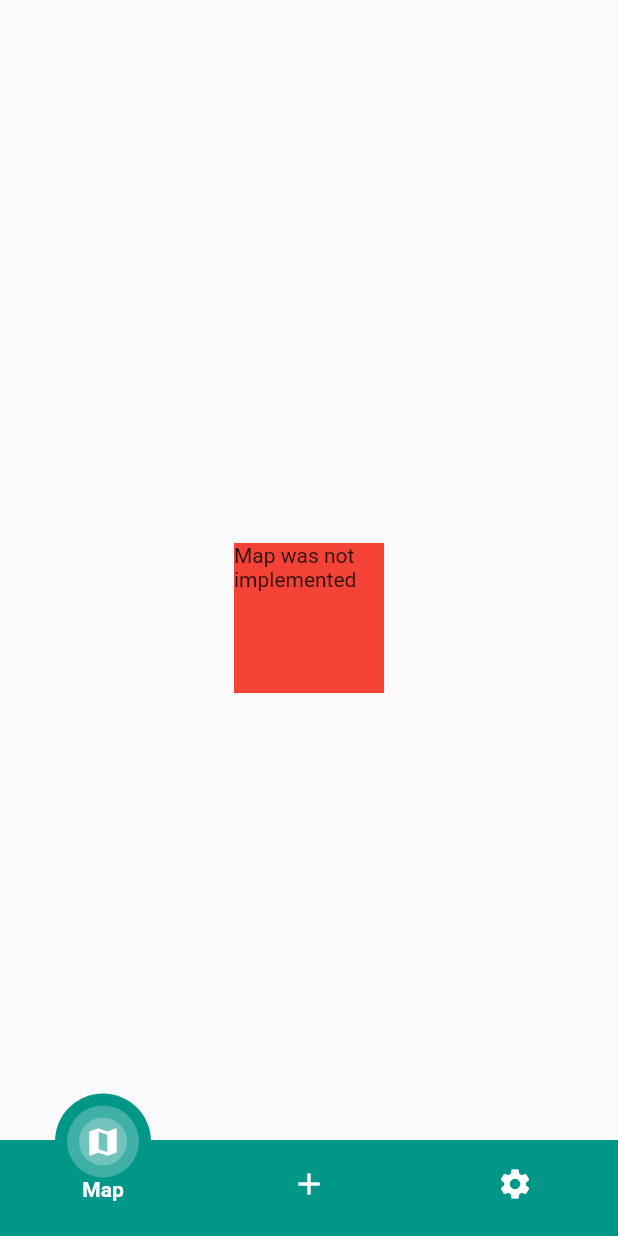
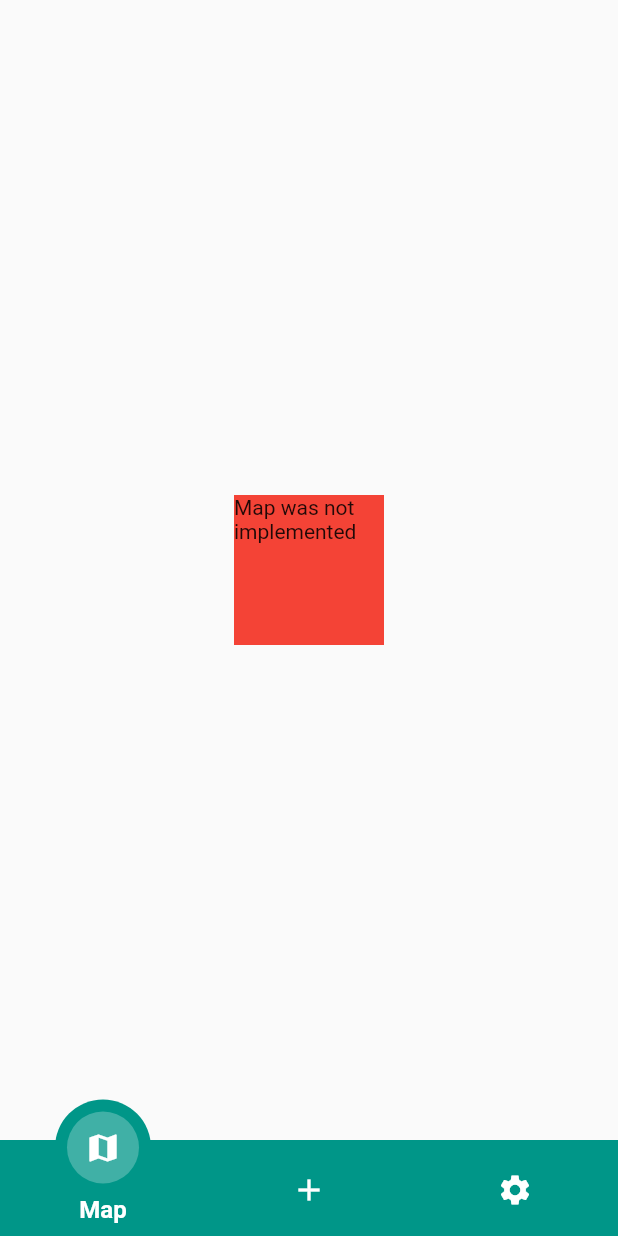
Before and after one commit to aspirity-inc/stolby-flutter, a Flutter app: the screen it shows after launch, on a phone screen of 412 x 824 dp. Run offline on Flutter 3.47's test engine with Material 2 defaults, Android fonts, the phone set to English and light mode, and no system bars; our stand-ins replace auto_route; generated files the repository leaves out were written again.

Commit message:
KS-89/bottom navigation bar

```diff
--- a/lib/presentation/main_page/main_page.dart
+++ b/lib/presentation/main_page/main_page.dart
@@ -6,10 +6,16 @@ class MainPage extends StatelessWidget {
   @override
   Widget build(BuildContext context) {
     return Scaffold(
+      backgroundColor: Color(0xFF009688),
       body: Stack(
         fit: StackFit.expand,
         children: [
-          const AutoRouter(),
+          Padding(
+            padding: const EdgeInsets.only(bottom: 64.0),
+            child: SafeArea(
+              child: const AutoRouter(),
+            ),
+          ),
           Positioned(
             bottom: 0,
             left: 0,
--- a/lib/presentation/main_page/widgets/app_bottom_navigation_bar_item.dart
+++ b/lib/presentation/main_page/widgets/app_bottom_navigation_bar_item.dart
@@ -1,98 +1,65 @@
 import 'package:flutter/material.dart';
 
 class AppBottomNavigationBarItem extends StatelessWidget {
-  final String label;
+  final IconData icon;
   final bool selected;
-  final IconData icon;
-
   const AppBottomNavigationBarItem({
     Key? key,
-    required this.label,
+    required this.selected,
     required this.icon,
-    required this.selected,
   }) : super(key: key);
 
   @override
   Widget build(BuildContext context) {
-    return selected
-        ? SizedBox(
-            height: 80,
+    return SizedBox(
       width: 112,
+      height: 64,
+      child: AnimatedContainer(
+        duration: const Duration(milliseconds: 300),
         child: Stack(
           children: [
-                Positioned(
-                  bottom: 8.0,
-                  left: 0,
-                  right: 0,
-                  child: Container(
-                    height: 64,
-                    width: 64,
-                    decoration: const BoxDecoration(
+            Center(
+              child: AnimatedContainer(
+                height: selected ? 64 : 0,
+                width: selected ? 64 : 0,
+                decoration: BoxDecoration(
                   color: Color(0xFF009688),
                   shape: BoxShape.circle,
                 ),
+                duration: const Duration(milliseconds: 300),
               ),
             ),
-                Positioned(
-                  bottom: 16.0,
-                  left: 0,
-                  right: 0,
-                  child: Container(
-                    height: 48,
-                    width: 48,
+            Center(
+              child: AnimatedContainer(
+                height: selected ? 48 : 0,
+                width: selected ? 48 : 0,
                 decoration: BoxDecoration(
                   color: Colors.white.withOpacity(0.25),
                   shape: BoxShape.circle,
                 ),
+                duration: const Duration(milliseconds: 300),
               ),
             ),
-                Positioned(
-                  bottom: 8.0,
+            selected
+                ? Center(
+                    child: Icon(
+                      icon,
+                      color: Colors.white,
+                      size: 24,
+                    ),
+                  )
+                : Positioned(
+                    bottom: 0,
                     left: 0,
                     right: 0,
-                  child: Container(
-                    margin: EdgeInsets.all(16),
-                    height: 32,
-                    width: 32,
-                    decoration: BoxDecoration(
-                      color: Colors.white.withOpacity(0.25),
-                      shape: BoxShape.circle,
-                    ),
                     child: Icon(
                       icon,
                       color: Colors.white,
                       size: 24,
                     ),
                   ),
-                ),
-                Positioned(
-                  bottom: 0,
-                  left: 0,
-                  right: 0,
-                  child: Text(
-                    label,
-                    style: const TextStyle(
-                      color: Colors.white,
-                      fontSize: 14.0,
-                      fontWeight: FontWeight.w700,
-                    ),
-                    textAlign: TextAlign.center,
-                  ),
-                ),
           ],
         ),
-          )
-        : SizedBox(
-            width: 112,
-            height: 80,
-            child: Column(
-              mainAxisAlignment: MainAxisAlignment.end,
-              children: [
-                Icon(
-                  icon,
-                  color: Colors.white,
-                ),
-              ],
       ),
     );
   }
--- a/lib/presentation/main_page/widgets/main_page_navigation_bar.dart
+++ b/lib/presentation/main_page/widgets/main_page_navigation_bar.dart
@@ -16,7 +16,6 @@ class MainPageNavigationBar extends StatefulWidget implements AutoRouteWrapper {
 
 class _MainPageNavigationBarState extends State<MainPageNavigationBar> {
   int currentIndex = 0;
-  final List<IconData> items = [Icons.map, Icons.add, Icons.settings];
   final List<PageRouteInfo> routes = const [
     MapRoute(),
     RocksRoute(),
@@ -26,39 +25,38 @@ class _MainPageNavigationBarState extends State<MainPageNavigationBar> {
   @override
   Widget build(BuildContext context) {
     final localization = AppLocalizations.of(context)!;
-    final List<String> labels = [
-      localization.appbar_title_map,
-      localization.appbar_title_rocks,
-      localization.appbar_title_settings,
-    ];
 
     return SafeArea(
       child: BottomNavigationBar(
+        currentIndex: currentIndex,
         backgroundColor: Colors.transparent,
         elevation: 0,
+        selectedItemColor: Colors.white,
+        showUnselectedLabels: false,
+        selectedLabelStyle: const TextStyle(
+          fontSize: 16,
+          fontWeight: FontWeight.w700,
+        ),
         items: [
           BottomNavigationBarItem(
-            label: '',
+            label: localization.appbar_title_map,
             icon: AppBottomNavigationBarItem(
-              label: labels[0],
-              icon: items[0],
               selected: currentIndex == 0,
+              icon: Icons.map,
             ),
           ),
           BottomNavigationBarItem(
-            label: '',
+            label: localization.appbar_title_rocks,
             icon: AppBottomNavigationBarItem(
-              label: labels[1],
-              icon: items[1],
               selected: currentIndex == 1,
+              icon: Icons.add,
             ),
           ),
           BottomNavigationBarItem(
-            label: '',
+            label: localization.appbar_title_settings,
             icon: AppBottomNavigationBarItem(
-              label: labels[2],
-              icon: items[2],
               selected: currentIndex == 2,
+              icon: Icons.settings,
             ),
           ),
         ],
```
Lines whose indentation alone changed are shown as unchanged.
